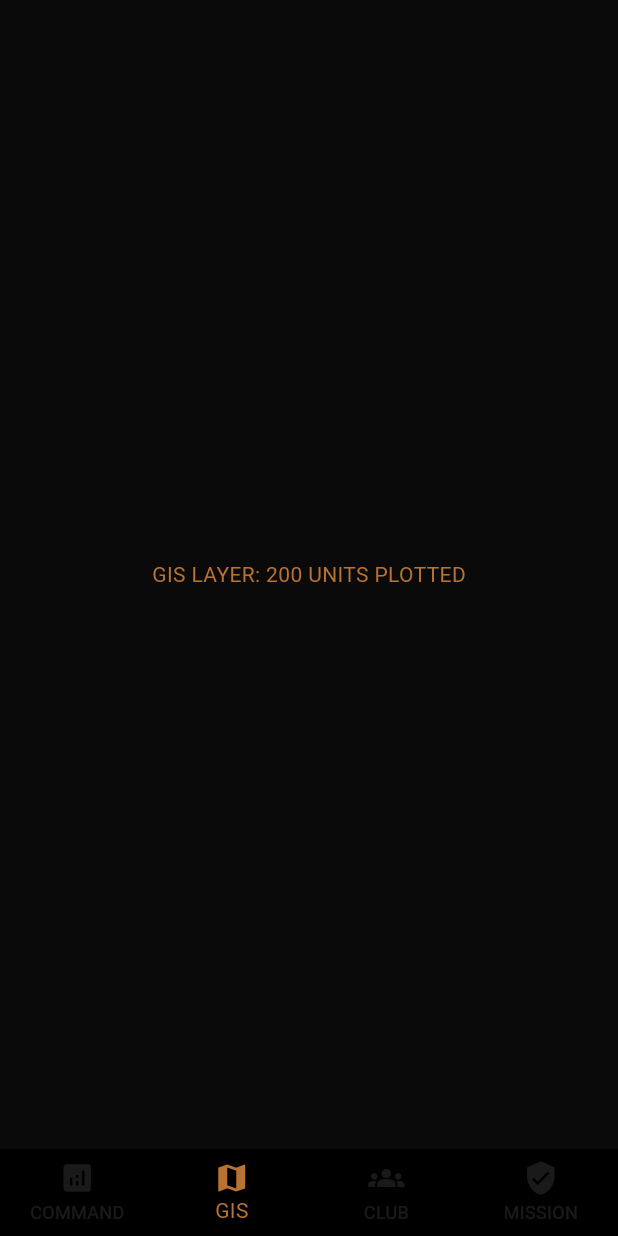
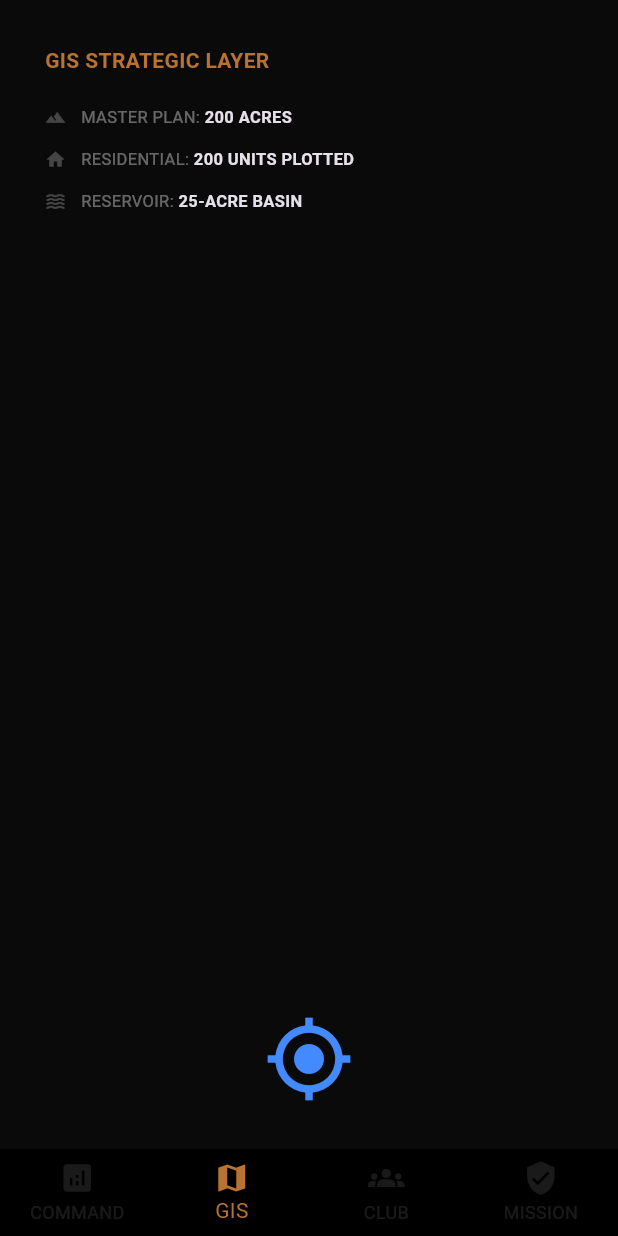
Before and after one commit to mrshumphrey3251-ai/HVF_NEXUS_CORE, a Flutter app: the NexusBase screen opened directly, item 2 of the bottom bar chosen, on a phone screen of 412 x 824 dp. Run offline on Flutter 3.47's test engine with Material 3 defaults, Android fonts, the light colour scheme and no system bars.

Commit message:
Update main.dart

```diff
--- a/lib/main.dart
+++ b/lib/main.dart
@@ -19,6 +19,8 @@ class HVFNexus extends StatelessWidget {
   }
 }
 
+// ... [ExecutiveGate and NexusBase logic remains the same] ...
+
 class ExecutiveGate extends StatelessWidget {
   const ExecutiveGate({super.key});
   @override
@@ -31,6 +33,7 @@ class ExecutiveGate extends StatelessWidget {
             const Icon(Icons.shield_outlined, color: Color(0xFFB87333), size: 80),
             const SizedBox(height: 24),
             const Text("HVF NEXUS CORE", style: TextStyle(letterSpacing: 6, fontWeight: FontWeight.bold, fontSize: 18)),
+            const Text("UEI: S1M4ENLHTDH5", style: TextStyle(fontSize: 9, color: Colors.white24, letterSpacing: 2)),
             const SizedBox(height: 48),
             OutlinedButton(
               style: OutlinedButton.styleFrom(side: const BorderSide(color: Color(0xFFB87333)), padding: const EdgeInsets.symmetric(horizontal: 32, vertical: 16)),
@@ -159,6 +162,66 @@ class _CommandHUDState extends State<CommandHUD> {
   }
 }
 
-class SiteMapGIS extends StatelessWidget { const SiteMapGIS({super.key}); @override Widget build(BuildContext context) { return const Center(child: Text("GIS LAYER: 200 UNITS PLOTTED", style: TextStyle(color: Color(0xFFB87333)))); } }
+class SiteMapGIS extends StatelessWidget {
+  const SiteMapGIS({super.key});
+  @override
+  Widget build(BuildContext context) {
+    return Padding(
+      padding: const EdgeInsets.all(30.0),
+      child: Column(
+        crossAxisAlignment: CrossAxisAlignment.start,
+        children: [
+          const Text("GIS STRATEGIC LAYER", style: TextStyle(color: Color(0xFFB87333), fontWeight: FontWeight.bold)),
+          const SizedBox(height: 20),
+          _mapInfo("MASTER PLAN", "200 ACRES", Icons.landscape),
+          _mapInfo("RESIDENTIAL", "200 UNITS PLOTTED", Icons.home),
+          _mapInfo("RESERVOIR", "25-ACRE BASIN", Icons.waves),
+          const Spacer(),
+          const Center(child: Icon(Icons.gps_fixed, color: Colors.blueAccent, size: 60)),
+        ],
+      ),
+    );
+  }
+
+  Widget _mapInfo(String label, String value, IconData icon) {
+    return Padding(
+      padding: const EdgeInsets.only(bottom: 12),
+      child: Row(
+        children: [
+          Icon(icon, size: 14, color: Colors.white24),
+          const SizedBox(width: 10),
+          Text("$label: ", style: const TextStyle(fontSize: 11, color: Colors.white38)),
+          Text(value, style: const TextStyle(fontSize: 11, fontWeight: FontWeight.bold)),
+        ],
+      ),
+    );
+  }
+}
+
 class SocialClubPortal extends StatelessWidget { const SocialClubPortal({super.key}); @override Widget build(BuildContext context) { return const Center(child: Text("CLUB REGISTRY: FOUNDER 001", style: TextStyle(color: Color(0xFFB87333)))); } }
-class MissionIntel extends StatelessWidget { const MissionIntel({super.key}); @override Widget build(BuildContext context) { return const Center(child: Text("HVF MISSION INTEL", style: TextStyle(color: Color(0xFFB87333)))); } }
+
+class MissionIntel extends StatelessWidget {
+  const MissionIntel({super.key});
+  @override
+  Widget build(BuildContext context) {
+    return Padding(
+      padding: const EdgeInsets.all(40.0),
+      child: Column(
+        mainAxisAlignment: MainAxisAlignment.center,
+        children: [
+          const Text("CORPORATE IDENTITY", style: TextStyle(color: Color(0xFFB87333), fontWeight: FontWeight.bold, letterSpacing: 2)),
+          const Divider(color: Colors.white10, height: 30),
+          const Text("HUMPHREY VIRTUAL FARMS LLC", style: TextStyle(fontSize: 12, fontWeight: FontWeight.bold)),
+          const SizedBox(height: 8),
+          const Text("CAGE CODE: [PENDING]", style: TextStyle(color: Colors.orangeAccent, fontSize: 10, letterSpacing: 2)),
+          const Text("UEI: S1M4ENLHTDH5", style: TextStyle(color: Colors.white38, fontSize: 10, letterSpacing: 2)),
+          const SizedBox(height: 30),
+          const Text(
+            "THE HUMPHREY CREED\n\nTo lead with honor, to build with purpose, and to provide stewardship for the land and those who served.",
+            textAlign: TextAlign.center, style: TextStyle(fontStyle: FontStyle.italic, color: Colors.white70, fontSize: 13),
+          ),
+        ],
+      ),
+    );
+  }
+}
```
